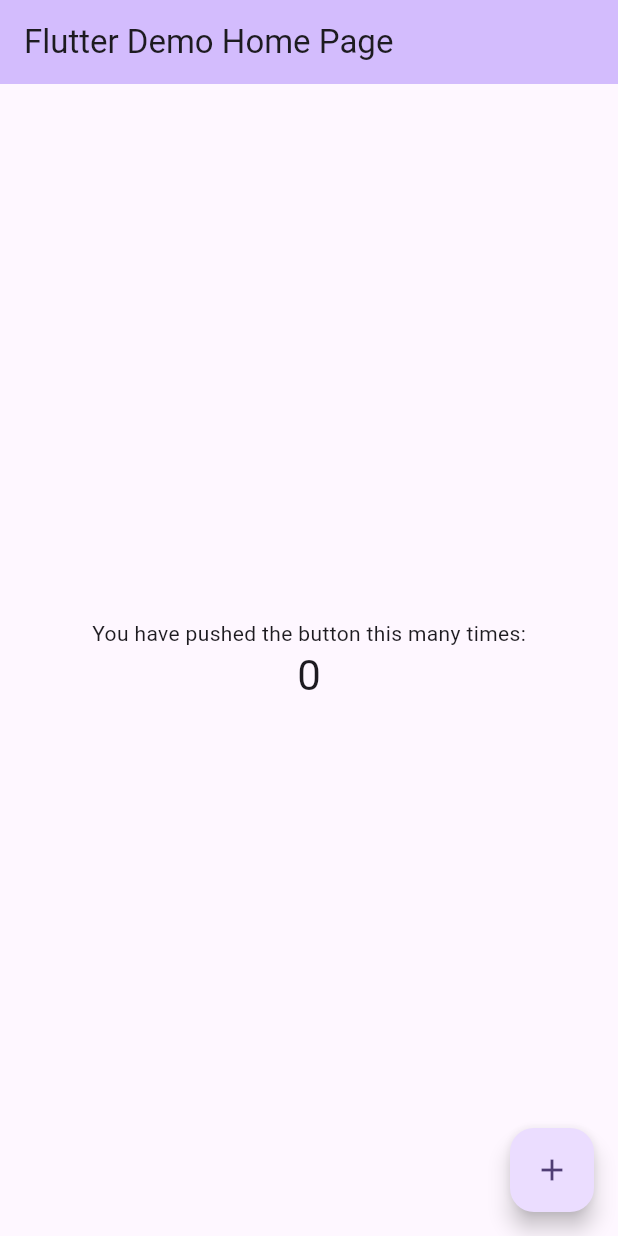
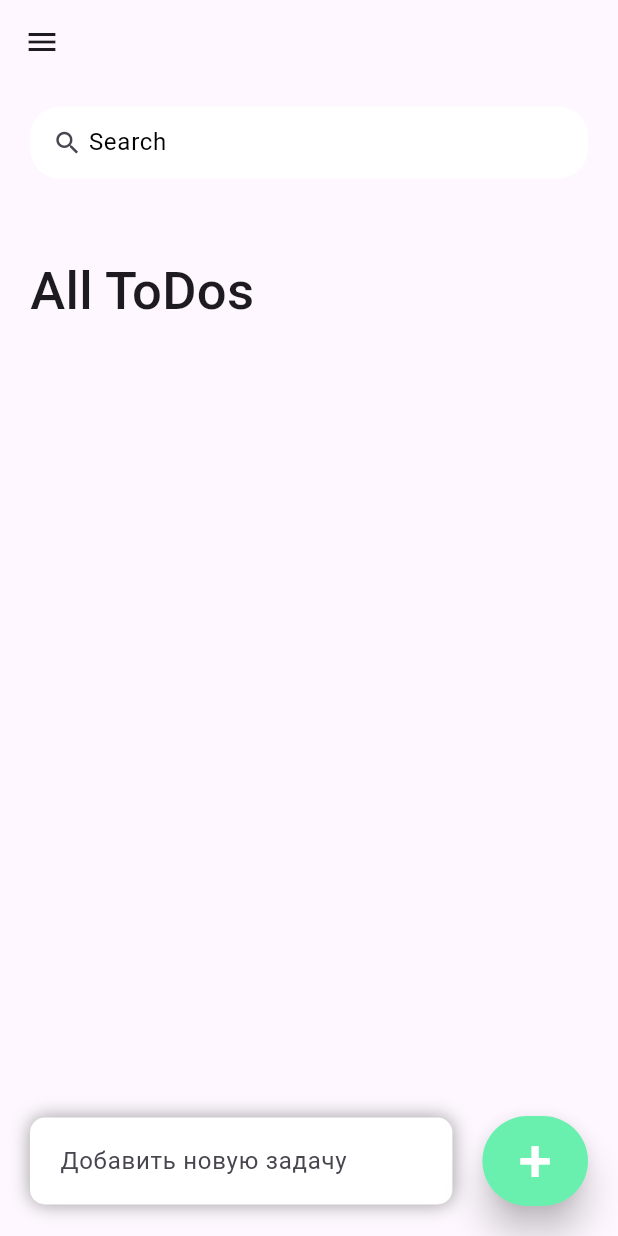
Before and after one commit to MoonStar32/ToDo, a Flutter app: the screen it shows after launch, on a phone screen of 412 x 824 dp. Run offline on Flutter 3.47's test engine with Material 3 defaults, Android fonts, the phone set to English and light mode, and no system bars; our stand-ins replace shared_preferences.

Commit message:
upgrade app

```diff
--- a/lib/main.dart
+++ b/lib/main.dart
@@ -1,125 +1,8 @@
 import 'package:flutter/material.dart';
+import 'package:todo/src/features/todo_list/screens/todo_list_screen.dart';
 
 void main() {
-  runApp(const MyApp());
+  runApp(const MaterialApp(
+    home: ToDoListScreen(),
+  ));
 }
-
-class MyApp extends StatelessWidget {
-  const MyApp({super.key});
-
-  // This widget is the root of your application.
-  @override
-  Widget build(BuildContext context) {
-    return MaterialApp(
-      title: 'Flutter Demo',
-      theme: ThemeData(
-        // This is the theme of your application.
-        //
-        // TRY THIS: Try running your application with "flutter run". You'll see
-        // the application has a purple toolbar. Then, without quitting the app,
-        // try changing the seedColor in the colorScheme below to Colors.green
-        // and then invoke "hot reload" (save your changes or press the "hot
-        // reload" button in a Flutter-supported IDE, or press "r" if you used
-        // the command line to start the app).
-        //
-        // Notice that the counter didn't reset back to zero; the application
-        // state is not lost during the reload. To reset the state, use hot
-        // restart instead.
-        //
-        // This works for code too, not just values: Most code changes can be
-        // tested with just a hot reload.
-        colorScheme: ColorScheme.fromSeed(seedColor: Colors.deepPurple),
-        useMaterial3: true,
-      ),
-      home: const MyHomePage(title: 'Flutter Demo Home Page'),
-    );
-  }
-}
-
-class MyHomePage extends StatefulWidget {
-  const MyHomePage({super.key, required this.title});
-
-  // This widget is the home page of your application. It is stateful, meaning
-  // that it has a State object (defined below) that contains fields that affect
-  // how it looks.
-
-  // This class is the configuration for the state. It holds the values (in this
-  // case the title) provided by the parent (in this case the App widget) and
-  // used by the build method of the State. Fields in a Widget subclass are
-  // always marked "final".
-
-  final String title;
-
-  @override
-  State<MyHomePage> createState() => _MyHomePageState();
-}
-
-class _MyHomePageState extends State<MyHomePage> {
-  int _counter = 0;
-
-  void _incrementCounter() {
-    setState(() {
-      // This call to setState tells the Flutter framework that something has
-      // changed in this State, which causes it to rerun the build method below
-      // so that the display can reflect the updated values. If we changed
-      // _counter without calling setState(), then the build method would not be
-      // called again, and so nothing would appear to happen.
-      _counter++;
-    });
-  }
-
-  @override
-  Widget build(BuildContext context) {
-    // This method is rerun every time setState is called, for instance as done
-    // by the _incrementCounter method above.
-    //
-    // The Flutter framework has been optimized to make rerunning build methods
-    // fast, so that you can just rebuild anything that needs updating rather
-    // than having to individually change instances of widgets.
-    return Scaffold(
-      appBar: AppBar(
-        // TRY THIS: Try changing the color here to a specific color (to
-        // Colors.amber, perhaps?) and trigger a hot reload to see the AppBar
-        // change color while the other colors stay the same.
-        backgroundColor: Theme.of(context).colorScheme.inversePrimary,
-        // Here we take the value from the MyHomePage object that was created by
-        // the App.build method, and use it to set our appbar title.
-        title: Text(widget.title),
-      ),
-      body: Center(
-        // Center is a layout widget. It takes a single child and positions it
-        // in the middle of the parent.
-        child: Column(
-          // Column is also a layout widget. It takes a list of children and
-          // arranges them vertically. By default, it sizes itself to fit its
-          // children horizontally, and tries to be as tall as its parent.
-          //
-          // Column has various properties to control how it sizes itself and
-          // how it positions its children. Here we use mainAxisAlignment to
-          // center the children vertically; the main axis here is the vertical
-          // axis because Columns are vertical (the cross axis would be
-          // horizontal).
-          //
-          // TRY THIS: Invoke "debug painting" (choose the "Toggle Debug Paint"
-          // action in the IDE, or press "p" in the console), to see the
-          // wireframe for each widget.
-          mainAxisAlignment: MainAxisAlignment.center,
-          children: <Widget>[
-            const Text(
-              'You have pushed the button this many times:',
-            ),
-            Text(
-              '$_counter',
-              style: Theme.of(context).textTheme.headlineMedium,
-            ),
-          ],
-        ),
-      ),
-      floatingActionButton: FloatingActionButton(
-        onPressed: _incrementCounter,
-        tooltip: 'Increment',
-        child: const Icon(Icons.add),
-      ), // This trailing comma makes auto-formatting nicer for build methods.
-    );
-  }
-}
--- /dev/null
+++ b/lib/src/common/models/todo_model.dart
@@ -0,0 +1,35 @@
+class ToDo {
+  String? id;
+  String? toDoText;
+  bool isDone;
+
+  ToDo({
+    required this.id,
+    required this.toDoText,
+    this.isDone = false,
+  });
+
+  static List<ToDo> todoList() {
+    return [
+      ToDo(
+        id: '01',
+        toDoText: 'Моя первая задачка!!!',
+        isDone: false,
+      ),
+    ];
+  }
+
+  factory ToDo.fromjson(Map<String, dynamic> json) {
+    return ToDo(
+      id: json['id'],
+      toDoText: json['toDoText'],
+      isDone: json['isDone'],
+    );
+  }
+
+  Map<String, dynamic> toJson() => {
+        'id': id,
+        'toDoText': toDoText,
+        'isDone': isDone,
+      };
+}
--- /dev/null
+++ b/lib/src/features/todo_list/screens/todo_list_screen.dart
@@ -0,0 +1,231 @@
+import 'dart:convert';
+
+import 'package:flutter/material.dart';
+import 'package:shared_preferences/shared_preferences.dart';
+import 'package:todo/src/common/models/todo_model.dart';
+import 'package:todo/src/features/todo_list/widgets/todo_item.dart';
+
+class ToDoListScreen extends StatefulWidget {
+  const ToDoListScreen({super.key});
+
+  @override
+  State<ToDoListScreen> createState() => _ToDoListScreenState();
+}
+
+class _ToDoListScreenState extends State<ToDoListScreen> {
+  final List<ToDo> todoList = [];
+  List<ToDo> _foundToDo = [];
+  final TextEditingController _todoController = TextEditingController();
+
+  @override
+  void initState() {
+    super.initState();
+    _loadToDoList();
+  }
+
+  Future<void> _loadToDoList() async {
+    final prefs = await SharedPreferences.getInstance();
+    final String? todoString = prefs.getString('todos');
+    if (todoString != null) {
+      final List<dynamic> todoJson = json.decode(todoString);
+      setState(() {
+        todoList.addAll(todoJson.map((json) => ToDo.fromjson(json)).toList());
+      });
+    }
+  }
+
+  Future<void> _saveToDoList() async {
+    final prefs = await SharedPreferences.getInstance();
+    final String todoString =
+        json.encode(todoList.map((todo) => todo.toJson()).toList());
+
+    await prefs.setString('todos', todoString);
+  }
+
+  void _deleteToDoItem(String id) {
+    setState(() {
+      todoList.removeWhere((item) => item.id == id);
+    });
+    _saveToDoList();
+  }
+
+  void _handleToDoChange(ToDo todo) {
+    setState(() {
+      todo.isDone = !todo.isDone;
+    });
+    _saveToDoList();
+  }
+
+  void _addToDoItem(String todo) {
+    if (todo.isNotEmpty) {
+      setState(() {
+        final newToDo = ToDo(
+          id: DateTime.now().millisecondsSinceEpoch.toString(),
+          toDoText: todo,
+        );
+        todoList.add(newToDo);
+        _foundToDo = todoList;
+      });
+      _todoController.clear();
+      FocusScope.of(context).unfocus();
+      _saveToDoList();
+    }
+  }
+
+  void _runFilter(String enteredKeyword) {
+    List<ToDo> result = [];
+    if (enteredKeyword.isEmpty) {
+      result = todoList;
+    } else {
+      result = todoList
+          .where((item) => item.toDoText!
+              .toLowerCase()
+              .contains(enteredKeyword.toLowerCase()))
+          .toList();
+    }
+    setState(() {
+      _foundToDo = result;
+    });
+  }
+
+  @override
+  Widget build(BuildContext context) {
+    return Scaffold(
+      appBar: AppBar(),
+      drawer: const Drawer(
+        child: Scaffold(
+          body: Column(),
+        ),
+      ),
+      body: Stack(
+        children: [
+          Container(
+            padding: const EdgeInsets.symmetric(
+              horizontal: 20,
+              vertical: 15,
+            ),
+            child: Column(
+              children: [
+                Container(
+                  padding: const EdgeInsets.symmetric(
+                    horizontal: 15,
+                  ),
+                  decoration: BoxDecoration(
+                    color: Colors.white,
+                    borderRadius: BorderRadius.circular(20),
+                  ),
+                  child: TextField(
+                    onChanged: (value) => _runFilter(value),
+                    decoration: const InputDecoration(
+                      contentPadding: EdgeInsets.all(0),
+                      prefixIcon: Icon(
+                        Icons.search,
+                        size: 20,
+                      ),
+                      prefixIconConstraints: BoxConstraints(
+                        maxHeight: 20,
+                        maxWidth: 25,
+                      ),
+                      border: InputBorder.none,
+                      hintText: 'Search',
+                      hintStyle: TextStyle(
+                        color: Colors.black,
+                      ),
+                    ),
+                  ),
+                ),
+                Expanded(
+                  child: ListView(
+                    children: [
+                      Container(
+                        margin: const EdgeInsets.only(
+                          top: 50,
+                          bottom: 20,
+                        ),
+                        child: const Text(
+                          'All ToDos',
+                          style: TextStyle(
+                            fontSize: 35,
+                            fontWeight: FontWeight.w500,
+                          ),
+                        ),
+                      ),
+                      for (ToDo todoo in _foundToDo.reversed)
+                        ToDoItem(
+                          onToDoChanged: _handleToDoChange,
+                          onDeleteItem: _deleteToDoItem,
+                          todo: todoo,
+                        )
+                    ],
+                  ),
+                ),
+              ],
+            ),
+          ),
+          Align(
+            alignment: Alignment.bottomCenter,
+            child: Row(
+              children: [
+                Expanded(
+                  child: Container(
+                    margin: const EdgeInsets.only(
+                      bottom: 20,
+                      right: 20,
+                      left: 20,
+                    ),
+                    padding: const EdgeInsets.symmetric(
+                      horizontal: 20,
+                      vertical: 5,
+                    ),
+                    decoration: BoxDecoration(
+                      color: Colors.white,
+                      boxShadow: const [
+                        BoxShadow(
+                          color: Colors.grey,
+                          offset: Offset(0, 0),
+                          blurRadius: 10,
+                          spreadRadius: 0,
+                        )
+                      ],
+                      borderRadius: BorderRadius.circular(10),
+                    ),
+                    child: TextField(
+                      controller: _todoController,
+                      decoration: const InputDecoration(
+                        hintText: 'Добавить новую задачу',
+                        border: InputBorder.none,
+                      ),
+                    ),
+                  ),
+                ),
+                Container(
+                  margin: const EdgeInsets.only(
+                    bottom: 20,
+                    right: 20,
+                  ),
+                  child: ElevatedButton(
+                    onPressed: () {
+                      _addToDoItem(_todoController.text);
+                    },
+                    style: ElevatedButton.styleFrom(
+                      backgroundColor: Colors.greenAccent,
+                      minimumSize: const Size(60, 60),
+                      elevation: 10,
+                    ),
+                    child: const Text(
+                      '+',
+                      style: TextStyle(
+                        fontSize: 40,
+                        color: Colors.white,
+                      ),
+                    ),
+                  ),
+                ),
+              ],
+            ),
+          ),
+        ],
+      ),
+    );
+  }
+}
```
Also changed, not shown: lib/src/features/todo_list/widgets/todo_item.dart (added, +72 -0 lines), pubspec.yaml (+25 -55 lines), assets/icons/logo.png (added), pubspec.lock, 44 other files.
